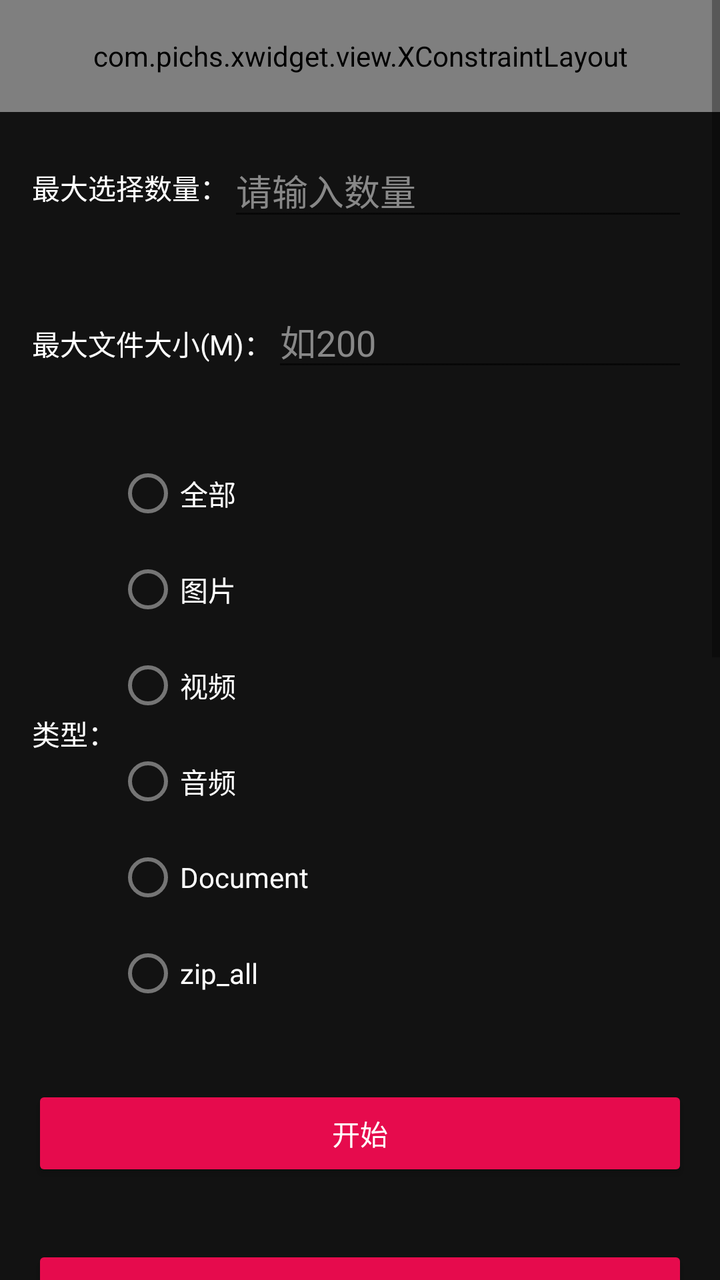
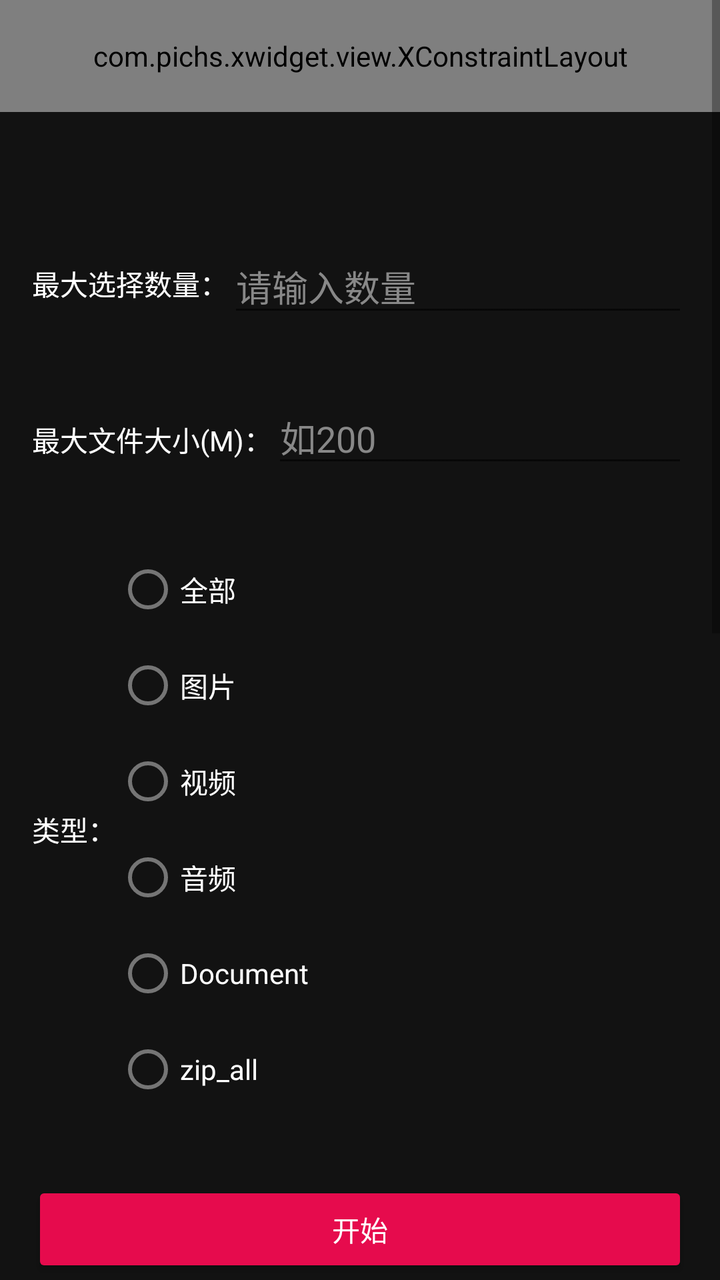

Two renders of the same Android screen: before a commit and after it. Below are the layout's source before the change and the commit's diff.
<!-- AndroidManifest.xml: application theme Theme.Filepicker -->
<!-- res/layout/activity_main.xml -->
<?xml version="1.0" encoding="utf-8"?>
<ScrollView xmlns:android="http://schemas.android.com/apk/res/android"
    xmlns:app="http://schemas.android.com/apk/res-auto"
    android:layout_width="match_parent"
    android:layout_height="match_parent">

    <LinearLayout
        android:layout_width="match_parent"
        android:layout_height="match_parent"
        android:background="#121212"
        android:orientation="vertical">

        <com.pichs.xwidget.view.XConstraintLayout
            android:layout_width="match_parent"
            android:layout_height="56dp"
            android:background="#121212">

            <com.pichs.xwidget.view.XTextView
                android:layout_width="wrap_content"
                android:layout_height="wrap_content"
                android:text="图库选择"
                android:textColor="#fff"
                android:textSize="18sp"
                android:textStyle="bold"
                app:layout_constraintBottom_toBottomOf="parent"
                app:layout_constraintEnd_toEndOf="parent"
                app:layout_constraintStart_toStartOf="parent"
                app:layout_constraintTop_toTopOf="parent" />

        </com.pichs.xwidget.view.XConstraintLayout>

        
        <LinearLayout
            android:layout_width="match_parent"
            android:layout_height="wrap_content"
            android:gravity="center_vertical"
            android:orientation="horizontal"
            android:padding="16dp">

            <androidx.appcompat.widget.AppCompatTextView
                android:layout_width="wrap_content"
                android:layout_height="wrap_content"
                android:text="最大选择数量："
                android:textColor="#fff" />

            <androidx.appcompat.widget.AppCompatEditText
                android:id="@+id/et_max_select_count"
                android:layout_width="0dp"
                android:layout_height="wrap_content"
                android:layout_weight="1"
                android:hint="请输入数量"
                android:inputType="number"
                android:textColor="#fff"
                android:textColorHint="#888" />
        </LinearLayout>

        
        <LinearLayout
            android:layout_width="match_parent"
            android:layout_height="wrap_content"
            android:orientation="horizontal"
            android:padding="16dp">

            <androidx.appcompat.widget.AppCompatTextView
                android:layout_width="wrap_content"
                android:layout_height="wrap_content"
                android:text="最大文件大小(M)："
                android:textColor="#fff" />

            <androidx.appcompat.widget.AppCompatEditText
                android:id="@+id/et_max_file_size"
                android:layout_width="0dp"
                android:layout_height="wrap_content"
                android:layout_weight="1"
                android:hint="如200"
                android:inputType="number"
                android:textColor="#fff"
                android:textColorHint="#888" />
        </LinearLayout>

        
        <LinearLayout
            android:layout_width="match_parent"
            android:layout_height="wrap_content"
            android:gravity="center_vertical"
            android:orientation="horizontal"
            android:padding="16dp">

            <androidx.appcompat.widget.AppCompatTextView
                android:layout_width="wrap_content"
                android:layout_height="wrap_content"
                android:text="类型："
                android:textColor="#fff" />

            <RadioGroup
                android:id="@+id/rg_type"
                android:layout_width="wrap_content"
                android:layout_height="wrap_content"
                android:orientation="vertical">

                <RadioButton
                    android:id="@+id/rb_all"
                    android:layout_width="wrap_content"
                    android:layout_height="wrap_content"
                    android:text="全部"
                    android:textColor="#fff" />

                <RadioButton
                    android:id="@+id/rb_image"
                    android:layout_width="wrap_content"
                    android:layout_height="wrap_content"
                    android:text="图片"
                    android:textColor="#fff" />

                <RadioButton
                    android:id="@+id/rb_video"
                    android:layout_width="wrap_content"
                    android:layout_height="wrap_content"
                    android:text="视频"
                    android:textColor="#fff" />

                <RadioButton
                    android:id="@+id/rb_audio"
                    android:layout_width="wrap_content"
                    android:layout_height="wrap_content"
                    android:text="音频"
                    android:textColor="#fff" />

                <RadioButton
                    android:id="@+id/rb_document"
                    android:layout_width="wrap_content"
                    android:layout_height="wrap_content"
                    android:text="Document"
                    android:textColor="#fff" />

                <RadioButton
                    android:id="@+id/rb_aip"
                    android:layout_width="wrap_content"
                    android:layout_height="wrap_content"
                    android:text="zip_all"
                    android:textColor="#fff" />
            </RadioGroup>
        </LinearLayout>

        
        <androidx.appcompat.widget.AppCompatButton
            android:id="@+id/btn_start"
            android:layout_width="match_parent"
            android:layout_height="wrap_content"
            android:layout_margin="16dp"
            android:layout_marginStart="56dp"
            android:layout_marginEnd="56dp"
            android:backgroundTint="#E60B4D"
            android:text="开始"
            android:textColor="#fff" />
        
        <androidx.appcompat.widget.AppCompatButton
            android:id="@+id/btn_start_paging"
            android:layout_width="match_parent"
            android:layout_height="wrap_content"
            android:layout_margin="16dp"
            android:layout_marginStart="56dp"
            android:layout_marginEnd="56dp"
            android:backgroundTint="#E60B4D"
            android:text="开始paging"
            android:textAllCaps="false"
            android:textColor="#fff" />

        
        <androidx.appcompat.widget.AppCompatButton
            android:id="@+id/btn_file_query"
            android:layout_width="match_parent"
            android:layout_height="wrap_content"
            android:layout_margin="16dp"
            android:layout_marginStart="56dp"
            android:layout_marginEnd="56dp"
            android:backgroundTint="#E60B4D"
            android:text="FileQuery"
            android:textAllCaps="false"
            android:textColor="#fff" />


        <com.pichs.xwidget.view.XTextView
            android:id="@+id/tv_result"
            android:layout_width="match_parent"
            android:layout_height="wrap_content"
            android:textColor="#fff" />

        
        <androidx.appcompat.widget.AppCompatButton
            android:id="@+id/preview_fragment"
            android:layout_width="match_parent"
            android:layout_height="wrap_content"
            android:layout_margin="16dp"
            android:layout_marginStart="56dp"
            android:layout_marginEnd="56dp"
            android:backgroundTint="#E60B4D"
            android:text="Fragment中调用"
            android:textAllCaps="false"
            android:textColor="#fff" />

        
        <androidx.appcompat.widget.AppCompatButton
            android:id="@+id/btn_paging_demo"
            android:layout_width="match_parent"
            android:layout_height="wrap_content"
            android:layout_margin="16dp"
            android:layout_marginStart="56dp"
            android:layout_marginEnd="56dp"
            android:backgroundTint="#4CAF50"
            android:text="Paging3 分页加载演示"
            android:textAllCaps="false"
            android:textColor="#fff" />

        
        <androidx.appcompat.widget.AppCompatButton
            android:id="@+id/btn_image_paging_demo"
            android:layout_width="match_parent"
            android:layout_height="wrap_content"
            android:layout_margin="16dp"
            android:layout_marginStart="56dp"
            android:layout_marginEnd="56dp"
            android:backgroundTint="#FF9800"
            android:text="图片分页加载演示(无上限)"
            android:textAllCaps="false"
            android:textColor="#fff" />

        
        <androidx.appcompat.widget.AppCompatButton
            android:id="@+id/btn_local_media_paging_demo"
            android:layout_width="match_parent"
            android:layout_height="wrap_content"
            android:layout_margin="16dp"
            android:layout_marginStart="56dp"
            android:layout_marginEnd="56dp"
            android:backgroundTint="#9C27B0"
            android:text="本地图库 Paging3 演示"
            android:textAllCaps="false"
            android:textColor="#fff" />

        <androidx.recyclerview.widget.RecyclerView
            android:id="@+id/recycler_view"
            android:layout_width="match_parent"
            android:layout_height="120dp"
            android:layout_marginTop="20dp" />

    </LinearLayout>
</ScrollView>
<!-- resources referenced by this layout -->
<resources>
  <style name="Theme.Filepicker" parent="Theme.MaterialComponents.DayNight.DarkActionBar">
          
          <item name="colorPrimary">#121212</item>
          <item name="colorPrimaryVariant">#fff</item>
          <item name="colorOnPrimary">#fff</item>
          
          <item name="colorSecondary">#fff</item>
          <item name="colorSecondaryVariant">#fff</item>
          <item name="colorOnSecondary">#fff</item>
          <item name="windowNoTitle">true</item>
          <item name="windowActionBar">false</item>
          <item name="android:windowFullscreen">false</item>
          
          <item name="android:statusBarColor">#121212</item>
  
  
          
      </style>
</resources>

<!-- the commit's change to res/layout/activity_main.xml (unified diff, before → after) -->
@@ -29,6 +29,27 @@
 
         </com.pichs.xwidget.view.XConstraintLayout>
 
+        <com.google.android.material.tabs.TabLayout
+            android:id="@+id/tab_layout"
+            android:layout_width="match_parent"
+            android:layout_height="48dp"
+            android:background="#121212"
+            app:tabGravity="fill"
+            app:tabIndicatorAnimationDuration="200"
+            app:tabIndicatorAnimationMode="elastic"
+            app:tabIndicatorColor="#fff"
+            app:tabIndicatorFullWidth="false"
+            app:tabIndicatorGravity="bottom"
+            app:tabIndicatorHeight="2dp"
+            app:tabInlineLabel="true"
+            app:tabMode="fixed"
+            app:tabRippleColor="#0000"
+            app:tabSelectedTextAppearance="@style/TabSelectedTextAppearance"
+            app:tabSelectedTextColor="#fff"
+            app:tabTextAppearance="@style/TabUnselectedTextAppearance"
+            app:tabUnboundedRipple="false" />
+
+
         
         <LinearLayout
             android:layout_width="match_parent"
<!-- resource entries referenced after the edit -->
@@ -1,5 +1,15 @@
 <!-- resources referenced by this layout -->
 <resources>
+  <style name="TabSelectedTextAppearance" parent="TextAppearance.MaterialComponents.Subtitle1">
+          <item name="android:textColor">#fff</item>
+          <item name="android:textSize">15sp</item>
+          <item name="android:textStyle">bold</item>
+      </style>
+  <style name="TabUnselectedTextAppearance" parent="TextAppearance.MaterialComponents.Subtitle1">
+          <item name="android:textColor">#888</item>
+          <item name="android:textSize">15sp</item>
+          <item name="android:textStyle">normal</item>
+      </style>
   <style name="Theme.Filepicker" parent="Theme.MaterialComponents.DayNight.DarkActionBar">
           
           <item name="colorPrimary">#121212</item>
